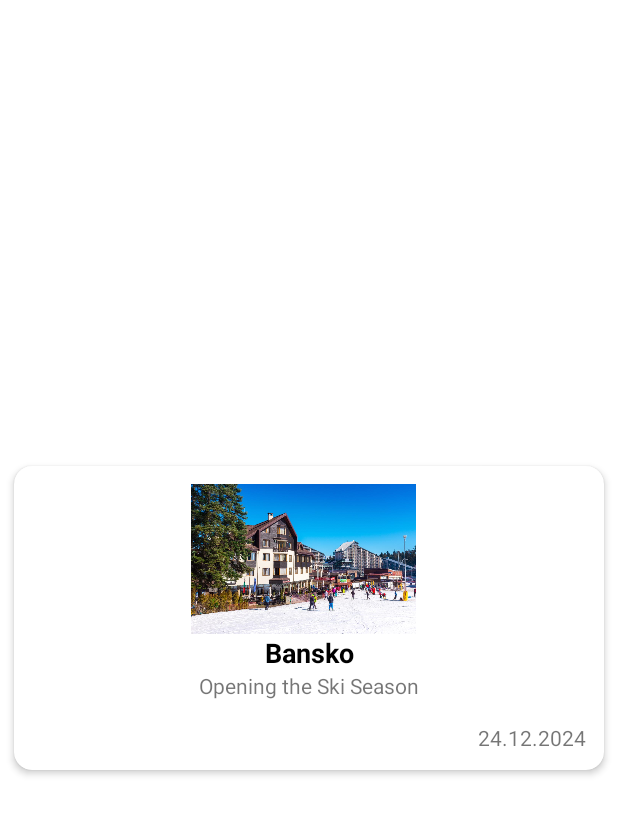
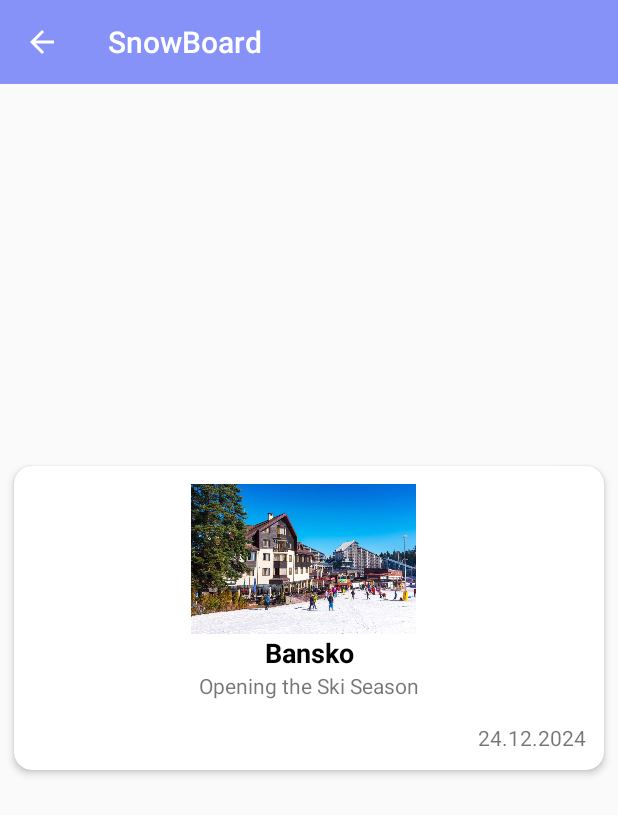
Before and after one commit to damian568/SnowBoard, an Android app: the screen it shows after launch (MainActivity), on a phone screen of 412 x 824 dp. Shown: the top 815 px of the screen. Run offline under Robolectric (Android 15) with nearby library versions, the phone set to English and light mode, and no system bars; our stand-ins replace data binding, navigation-ui.

Commit message:
Added Toolbar need to fix the names which shows in toolbar and add the menu. And to see to fix the MainScreen and SplashScreen toolbar.

```diff
--- a/Snowboard/app/src/main/java/com/example/snowboard/MainActivity.kt
+++ b/Snowboard/app/src/main/java/com/example/snowboard/MainActivity.kt
@@ -15,11 +15,14 @@ class MainActivity : AppCompatActivity() {
     private lateinit var binding: ActivityMainBinding
     private lateinit var navController: NavController
 
-
     override fun onCreate(savedInstanceState: Bundle?) {
         super.onCreate(savedInstanceState)
         binding = DataBindingUtil.setContentView(this, R.layout.activity_main)
         containerViewFragments()
+
+        setSupportActionBar(toolbar)
+        supportActionBar?.setDisplayHomeAsUpEnabled(true)
+        supportActionBar?.setDisplayShowHomeEnabled(true)
     }
 
     private fun containerViewFragments() {
@@ -28,4 +31,8 @@ class MainActivity : AppCompatActivity() {
                 .findFragmentById(R.id.navHostFragment) as NavHostFragment
         navController = navHostFragment.findNavController()
     }
+
+    override fun onSupportNavigateUp(): Boolean {
+        return navController.navigateUp() || super.onSupportNavigateUp()
+    }
 }
--- a/Snowboard/app/src/main/java/com/example/snowboard/fragments/MainScreenFragment.kt
+++ b/Snowboard/app/src/main/java/com/example/snowboard/fragments/MainScreenFragment.kt
@@ -5,12 +5,14 @@ import androidx.fragment.app.Fragment
 import android.view.LayoutInflater
 import android.view.View
 import android.view.ViewGroup
+import androidx.appcompat.app.AppCompatActivity
 import androidx.recyclerview.widget.LinearLayoutManager
 import androidx.recyclerview.widget.RecyclerView
 import com.example.snowboard.Adapters.NewsAdapter
 import com.example.snowboard.Lists.NewsList
 import com.example.snowboard.R
 import com.example.snowboard.databinding.FragmentMainScreenBinding
+import kotlinx.android.synthetic.main.fragment_main_screen.*
 
 class MainScreenFragment : Fragment() {
 
@@ -33,15 +35,22 @@ class MainScreenFragment : Fragment() {
     override fun onViewCreated(view: View, savedInstanceState: Bundle?) {
         super.onViewCreated(view, savedInstanceState)
 
+        showToolbar()
         getArrayListNews()
+        getRecyclerView()
+        getUserData()
+    }
 
-        newsRecyclerView = view.findViewById(R.id.recycler_view)
+    private fun showToolbar() {
+        (activity as AppCompatActivity?)?.supportActionBar?.show()
+    }
+
+    private fun getRecyclerView() {
+        newsRecyclerView = recycler_view
         newsRecyclerView.layoutManager = LinearLayoutManager(requireContext())
         newsRecyclerView.setHasFixedSize(true)
 
         newsArrayList = arrayListOf<NewsList>()
-
-        getUserData()
     }
 
     private fun getArrayListNews() {
--- a/Snowboard/app/src/main/res/layout/activity_main.xml
+++ b/Snowboard/app/src/main/res/layout/activity_main.xml
@@ -10,6 +10,15 @@
         android:fitsSystemWindows="true"
         tools:context=".MainActivity">
 
+        <androidx.appcompat.widget.Toolbar
+            android:id="@+id/toolbar"
+            android:layout_width="match_parent"
+            android:layout_height="wrap_content"
+            android:background="@color/lavender"
+            android:theme="@style/ThemeOverlay.AppCompat.Dark.ActionBar"
+            app:layout_constraintBottom_toTopOf="@id/navHostFragment"
+            app:popupTheme="@style/ThemeOverlay.AppCompat.Light" />
+
         <androidx.fragment.app.FragmentContainerView
             android:id="@+id/navHostFragment"
             android:name="androidx.navigation.fragment.NavHostFragment"
@@ -17,6 +26,8 @@
             android:layout_height="match_parent"
             app:defaultNavHost="true"
             app:navGraph="@navigation/nav_graph"
+            app:layout_constraintTop_toBottomOf="@id/toolbar"
+            tools:layout_editor_absoluteX="0dp"
             tools:layout="@layout/fragment_splash_screen" />
 
     </androidx.constraintlayout.widget.ConstraintLayout>
--- a/Snowboard/app/src/main/res/navigation/nav_graph.xml
+++ b/Snowboard/app/src/main/res/navigation/nav_graph.xml
@@ -14,5 +14,5 @@
     <fragment
         android:id="@+id/mainScreenFragment"
         android:name="com.example.snowboard.fragments.MainScreenFragment"
-        android:label="MainScreenFragment" />
+        android:label="Home" />
 </navigation>
--- a/Snowboard/app/src/main/res/values-night/themes.xml
+++ b/Snowboard/app/src/main/res/values-night/themes.xml
@@ -1,6 +1,6 @@
 <resources xmlns:tools="http://schemas.android.com/tools">
     <!-- Base application theme. -->
-    <style name="Theme.SnowBoard" parent="Theme.MaterialComponents.DayNight.DarkActionBar">
+    <style name="Theme.SnowBoard" parent="Theme.AppCompat.DayNight.NoActionBar">
         <!-- Primary brand color. -->
         <item name="colorPrimary">@color/purple_200</item>
         <item name="colorPrimaryVariant">@color/purple_700</item>
--- a/Snowboard/app/src/main/res/values/colors.xml
+++ b/Snowboard/app/src/main/res/values/colors.xml
@@ -7,4 +7,5 @@
     <color name="teal_700">#FF018786</color>
     <color name="black">#FF000000</color>
     <color name="white">#FFFFFFFF</color>
+    <color name="lavender">#8692f7</color>
 </resources>
--- a/Snowboard/app/src/main/res/values/themes.xml
+++ b/Snowboard/app/src/main/res/values/themes.xml
@@ -1,6 +1,6 @@
 <resources xmlns:tools="http://schemas.android.com/tools">
     <!-- Base application theme. -->
-    <style name="Theme.SnowBoard" parent="Theme.MaterialComponents.DayNight.DarkActionBar">
+    <style name="Theme.SnowBoard" parent="Theme.AppCompat.Light.NoActionBar">
         <!-- Primary brand color. -->
         <item name="colorPrimary">@color/purple_500</item>
         <item name="colorPrimaryVariant">@color/purple_700</item>
```
